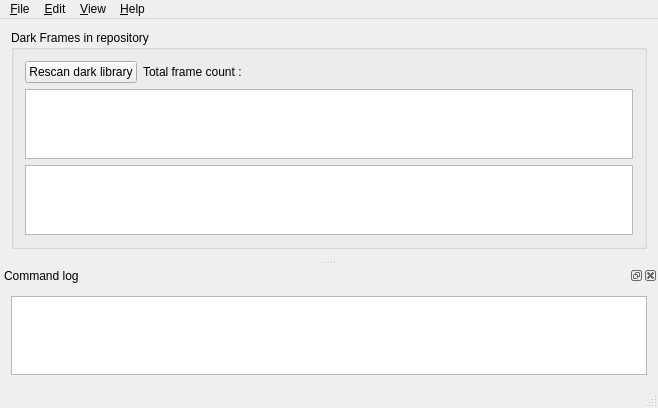
Old version of the form src/gui/forms/mainWindow.ui in the repository deufrai/astrawdark-src.
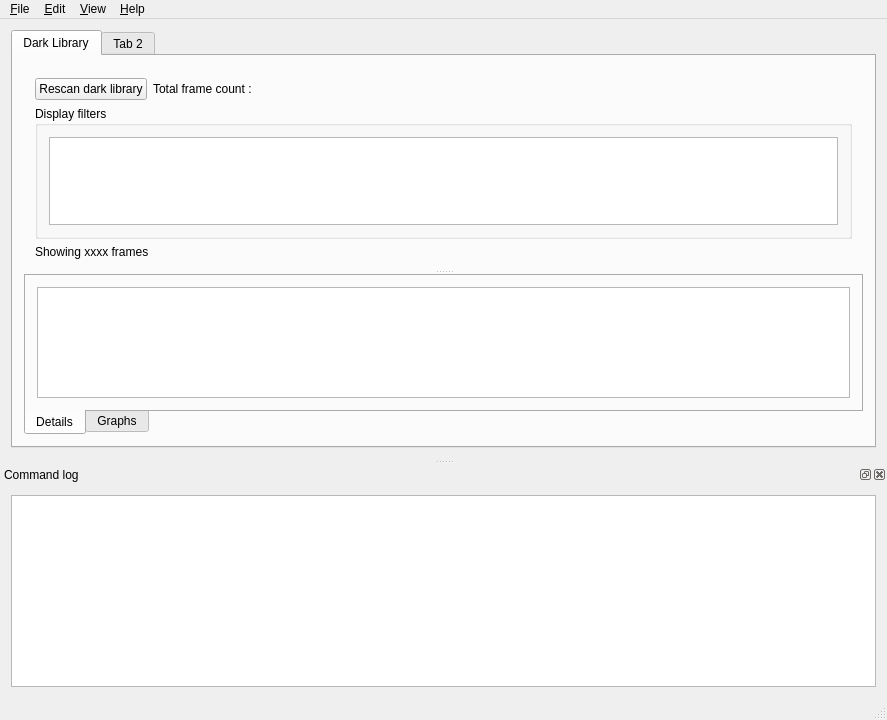
New version of the form.

Commit message: ARD-8: refined dark filter model / view

Diff of the .ui file:
```diff
--- a/src/gui/forms/mainWindow.ui
+++ b/src/gui/forms/mainWindow.ui
@@ -6,23 +6,32 @@
    <rect>
     <x>0</x>
     <y>0</y>
-    <width>658</width>
-    <height>404</height>
+    <width>887</width>
+    <height>720</height>
    </rect>
   </property>
   <property name="windowTitle">
    <string>MainWindow</string>
   </property>
   <widget class="QWidget" name="centralWidget">
+   <layout class="QGridLayout" name="gridLayout">
+    <item row="0" column="0">
+     <widget class="QTabWidget" name="tabWidget">
+      <property name="currentIndex">
+       <number>0</number>
+      </property>
+      <widget class="QWidget" name="tab">
+       <attribute name="title">
+        <string>Dark Library</string>
+       </attribute>
    <layout class="QGridLayout" name="gridLayout_3">
     <item row="0" column="0">
-     <widget class="QGroupBox" name="groupBox">
-      <property name="title">
-       <string>Dark Frames in repository</string>
-      </property>
-      <layout class="QGridLayout" name="gridLayout_2">
-       <item row="0" column="0">
-        <layout class="QVBoxLayout" name="verticalLayout">
+         <widget class="QSplitter" name="splitter">
+          <property name="orientation">
+           <enum>Qt::Vertical</enum>
+          </property>
+          <widget class="QWidget" name="">
+           <layout class="QVBoxLayout" name="verticalLayout_4">
          <item>
           <layout class="QHBoxLayout" name="horizontalLayout">
            <item>
@@ -58,6 +67,43 @@
           </layout>
          </item>
          <item>
+             <layout class="QVBoxLayout" name="verticalLayout_3">
+              <item>
+               <widget class="QGroupBox" name="groupBox">
+                <property name="title">
+                 <string>Display filters</string>
+                </property>
+                <layout class="QGridLayout" name="gridLayout_2">
+                 <item row="0" column="0">
+                  <widget class="QTreeView" name="treeDarkView"/>
+                 </item>
+                </layout>
+               </widget>
+              </item>
+              <item>
+               <widget class="QLabel" name="lblDisplayedDarksCount">
+                <property name="text">
+                 <string>Showing xxxx frames</string>
+                </property>
+               </widget>
+              </item>
+             </layout>
+            </item>
+           </layout>
+          </widget>
+          <widget class="QTabWidget" name="tabWidget_2">
+           <property name="tabPosition">
+            <enum>QTabWidget::South</enum>
+           </property>
+           <property name="currentIndex">
+            <number>0</number>
+           </property>
+           <widget class="QWidget" name="tab_3">
+            <attribute name="title">
+             <string>Details</string>
+            </attribute>
+            <layout class="QVBoxLayout" name="verticalLayout">
+             <item>
           <widget class="QTableView" name="tblDarkView">
            <property name="editTriggers">
             <set>QAbstractItemView::NoEditTriggers</set>
@@ -70,12 +116,23 @@
            </property>
           </widget>
          </item>
-         <item>
-          <widget class="QTreeView" name="treeDarkView"/>
-         </item>
-        </layout>
-       </item>
-      </layout>
+            </layout>
+           </widget>
+           <widget class="QWidget" name="tab_4">
+            <attribute name="title">
+             <string>Graphs</string>
+            </attribute>
+           </widget>
+          </widget>
+         </widget>
+        </item>
+       </layout>
+      </widget>
+      <widget class="QWidget" name="tab_2">
+       <attribute name="title">
+        <string>Tab 2</string>
+       </attribute>
+      </widget>
      </widget>
     </item>
    </layout>
@@ -85,7 +142,7 @@
     <rect>
      <x>0</x>
      <y>0</y>
-     <width>658</width>
+     <width>887</width>
      <height>19</height>
     </rect>
    </property>
```
Lines whose indentation alone changed are shown as unchanged. The commit also changes 3 other files.
